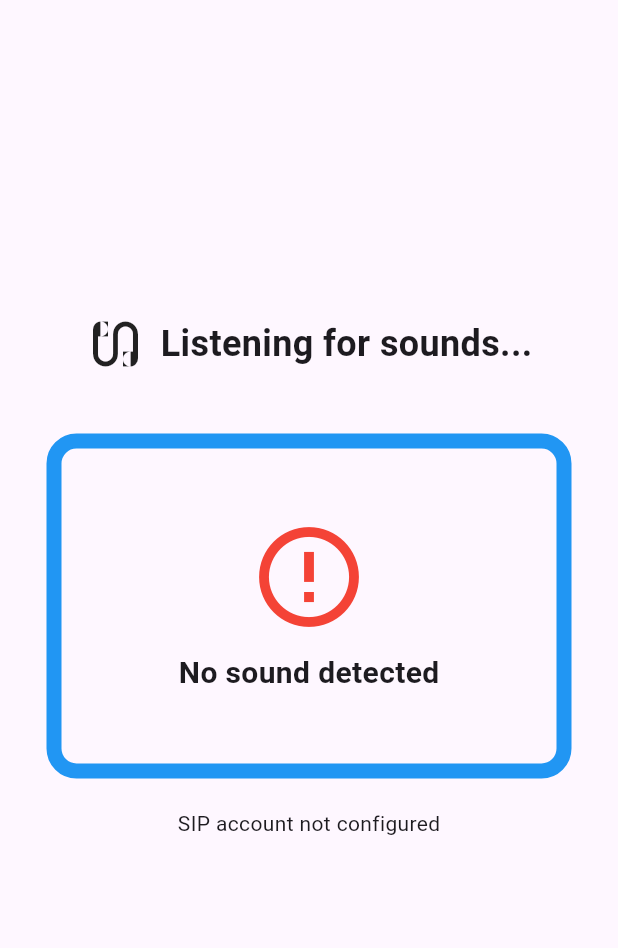
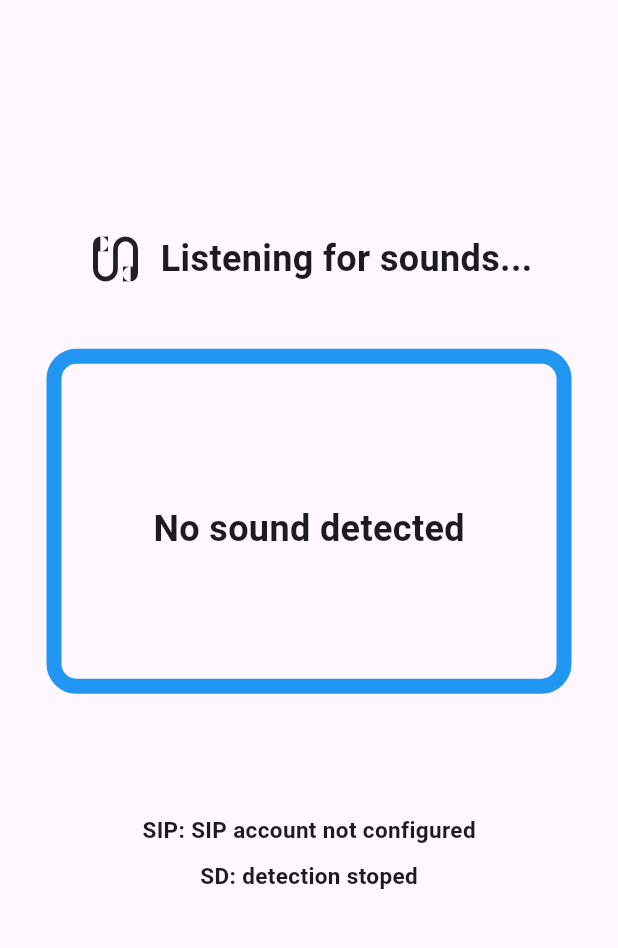
Before and after one commit to usama-sherazi/Sound_detection_app-Flutter-, a Flutter app: the screen it shows after launch, on a phone screen of 412 x 824 dp, the part 84-1032 px from its top. Run offline on Flutter 3.47's test engine with Material 3 defaults, Android fonts, the phone set to English and light mode, and no system bars; our stand-ins replace flutter_svg, fluttertoast, shared_preferences; missing offline and left inert: huawei_ml_language, mic_stream; project files that could hold a hidden picture were left out.

Commit message:
adding sip registeration status VN

```diff
--- a/lib/sound_detection.dart
+++ b/lib/sound_detection.dart
@@ -32,8 +32,11 @@
   late MLSoundDetector _mlSoundDetector;
 
   bool _isCallActive = false;
-  String _detectedSound = ''; // New state variable for detected sound
+  String _detectedSound = 'No sound'; // New state variable for detected sound
   final ValueNotifier<String> _registeration_status = ValueNotifier<String>("--");
+  final ValueNotifier<String> _detection_status = ValueNotifier<String>("--");
+  final ValueNotifier<String> _detection_sound = ValueNotifier<String>("No sound");
+  final ValueNotifier<String> _call_status = ValueNotifier<String>("");
 
   @override
   void initState() {
@@ -95,17 +98,19 @@
       setState(() {
         _isCallActive = true;
         _registeration_status.value = "SIP on Active Call";
+        _call_status.value="connected $number";
       });
     }, callDisconnected: () {
       print('Call disconnected');
+      _call_status.value="";
       setState(() {
         _isCallActive = false;
-        if (_isRegistered)
+       /* if (_isRegistered)
           _registeration_status.value = "SIP on Active Call";
         else if (_isRegistering)
           _registeration_status.value = "SIP Registering";
         else
-          _registeration_status.value = "SIP Registeration failed";
+          _registeration_status.value = "SIP Registeration failed";*/
       });
     });
   }
@@ -126,6 +131,7 @@
 
   void _initSoundDetector() {
     _mlSoundDetector = MLSoundDetector();
+    _detection_status.value="detection started";
     _mlSoundDetector.setSoundDetectListener(onDetection);
   }
 
@@ -151,9 +157,11 @@
     if (_cryingBaby || _shoutingPet || _laughing) {
       _mlSoundDetector.start();
       _micStreamSubscription?.resume();
+      _detection_status.value="detection started";
     } else {
       _mlSoundDetector.stop();
       _micStreamSubscription?.pause();
+      _detection_status.value="detection stoped";
     }
   }
 
@@ -171,6 +179,7 @@
 
       if (callNumber != null && callNumber.isNotEmpty) {
         SipWrapper.wrapper.startCall(callNumber, false);
+        _call_status.value="calling $callNumber";
       }
     }
   }
@@ -178,6 +187,7 @@
   void _endCall() {
     if (_isCallActive) {
       SipWrapper.wrapper.endCall();
+      _call_status.value="";
     }
   }
 
@@ -209,6 +219,7 @@
           _startCall('cryingBaby');
         } else if (_shoutingPet) {
           _detectedSound = 'Shouting Pet';
+
           _showNotification('Sound Detected', 'Shouting pet sound detected');
           _startCall('shoutingPet');
         } else if (_laughing) {
@@ -216,9 +227,9 @@
           _showNotification('Sound Detected', 'Laughing sound detected');
           _startCall('laughing');
         } else {
-          _detectedSound = ''; // Reset if no sound detected
+          _detectedSound = 'No sound'; // Reset if no sound detected
         }
-
+        _detection_sound.value=_detectedSound;
         _manageMicStream();
       });
     }
@@ -240,6 +251,7 @@
   void dispose() {
     _micStreamSubscription?.cancel();
     _mlSoundDetector.destroy();
+    _detection_status.value="detection stoped";
     SipWrapper.wrapper.unregister();
     super.dispose();
   }
@@ -358,13 +370,39 @@
                     ),
             ),
           ),
-          const SizedBox(height: 20.0),
+          const SizedBox(height: 80.0),
           ValueListenableBuilder<String >(
             valueListenable: _registeration_status,
             builder: (BuildContext context, String value,child) {
               return Text(
-                '$value',
-               // style: Theme.of(context).textTheme.headline4,
+                "SIP: $value",
+                style: const TextStyle(
+                  fontSize: 15.0,
+                  fontWeight: FontWeight.bold,
+                ),
+              );
+            },
+          ), const SizedBox(height: 10.0),
+          ValueListenableBuilder<String >(
+            valueListenable: _detection_status,
+            builder: (BuildContext context, String value,child) {
+              return Text(
+                "SD: $value",
+                style: const TextStyle(
+                  fontSize: 15.0,
+                  fontWeight: FontWeight.bold,
+                ),
+              );
+            },
+          ), ValueListenableBuilder<String >(
+            valueListenable: _call_status,
+            builder: (BuildContext context, String value,child) {
+              return Text(
+                "$value",
+                style: const TextStyle(
+                  fontSize: 15.0,
+                  fontWeight: FontWeight.bold,
+                ),
               );
             },
           ),
```
